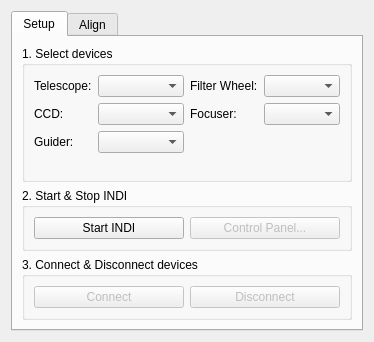
Above: kstars/ekos/ekosmanager.ui from KDE/kstars before the change. Below: the same form after it.
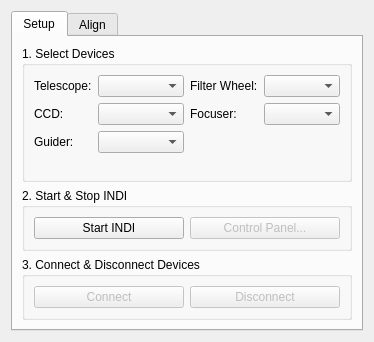
That is the form after the change. Custom widgets are drawn as their Qt base class.

Commit message: Using capital for devices

Diff of the .ui file:
```diff
--- a/kstars/ekos/ekosmanager.ui
+++ b/kstars/ekos/ekosmanager.ui
@@ -27,7 +27,7 @@
        <item>
         <widget class="QGroupBox" name="groupBox">
          <property name="title">
-          <string>1. Select devices</string>
+          <string>1. Select Devices</string>
          </property>
          <layout class="QHBoxLayout" name="horizontalLayout_5">
           <item>
@@ -212,7 +212,7 @@
        <item>
         <widget class="QGroupBox" name="groupBox_3">
          <property name="title">
-          <string>3. Connect &amp;&amp; Disconnect devices</string>
+          <string>3. Connect &amp;&amp; Disconnect Devices</string>
          </property>
          <layout class="QVBoxLayout" name="verticalLayout_8">
           <item>
```
